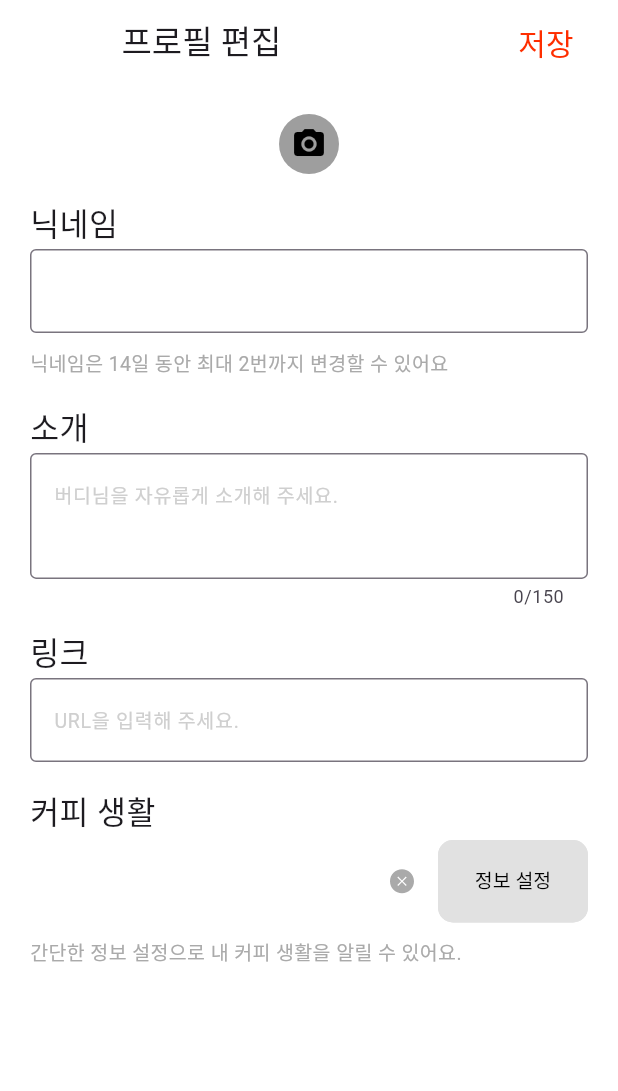
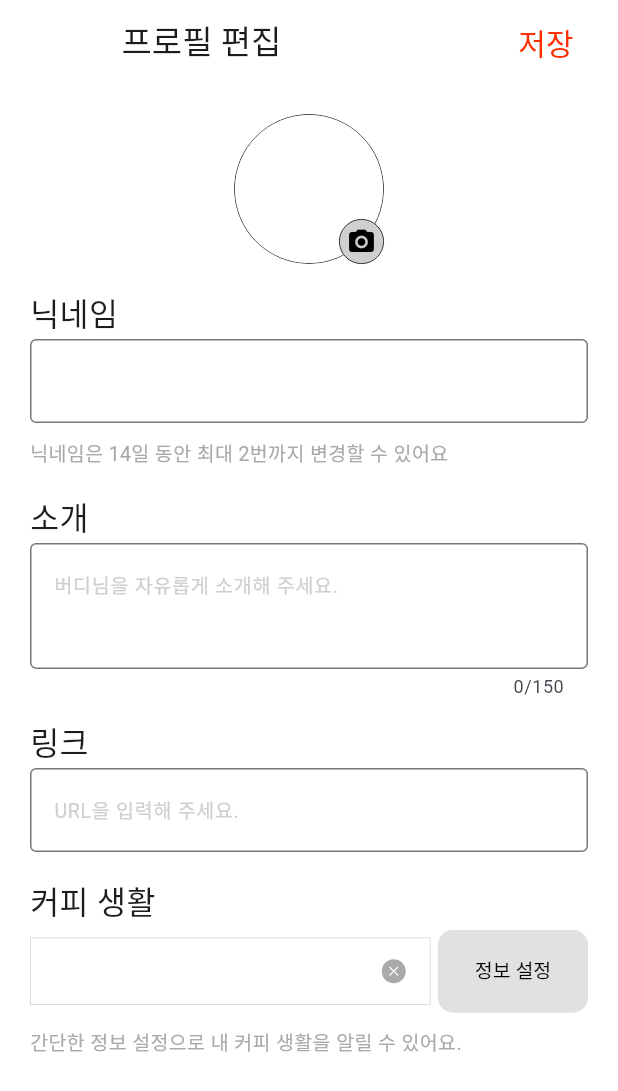
Before and after one commit to Team-BrewBuds/FE_REPO, a Flutter app: the ProfileEditScreen screen opened by its route, on a phone screen of 412 x 824 dp. Shown: the top 1091 px of the screen. Run offline on Flutter 3.47's test engine with Material 3 defaults, Android fonts, the phone set to English and light mode, and no system bars; our stand-ins replace carousel_slider, dio, firebase_core, flutter_dotenv, flutter_native_splash, flutter_secure_storage and 10 more; missing offline and left inert: debounce_throttle, flutter_naver_login, kakao_flutter_sdk, kakao_flutter_sdk_user; accounts and stored records are empty; generated files the repository leaves out were written again; Roboto replaces fonts that are missing (Pretendard); project files that could hold a hidden picture were left out.

Commit message:
profile edit ui 수정

```diff
--- a/lib/profile/presenter/edit_presenter.dart
+++ b/lib/profile/presenter/edit_presenter.dart
@@ -51,5 +51,11 @@ final class ProfileEditPresenter extends ChangeNotifier {
     _repository.fetchProfile();
   }
 
+  void editProfile(){
+    Map<String,dynamic> map = {};
+    // Profile _pro = Profile(nickname: nickname)
+     _repository.fetchUpdateProfile(map);
+  }
+
 
 }
--- a/lib/profile/views/edit_view.dart
+++ b/lib/profile/views/edit_view.dart
@@ -17,7 +17,6 @@ import 'package:image_picker/image_picker.dart';
 import 'package:provider/provider.dart';
 import '../../common/text_styles.dart';
 
-
 class ProfileEditScreen extends StatefulWidget {
   const ProfileEditScreen({super.key});
 
@@ -26,7 +25,6 @@ class ProfileEditScreen extends StatefulWidget {
 }
 
 class _ProfileEditScreenState extends State<ProfileEditScreen> {
-
   final ProfileRepository _repository = ProfileRepository();
   late TextEditingController _nickNameTextController = TextEditingController();
   final TextEditingController _infoTextController = TextEditingController();
@@ -36,8 +34,6 @@ class _ProfileEditScreenState extends State<ProfileEditScreen> {
   // 프로필 이미지 변경
   final ImagePicker _picker = ImagePicker();
   File? _profileFile;
-
-
 
 // 프로필 이미지 선택
   Future<void> _pickImage() async {
@@ -51,28 +47,20 @@ class _ProfileEditScreenState extends State<ProfileEditScreen> {
     }
   }
 
-
 // 프로필 정보 가져오기
-  Future<void> getProfile() async{
+  Future<void> getProfile() async {
     Profile profile = await _repository.fetchProfile();
 
     setState(() {
       _nickNameTextController.text = profile.nickname;
     });
-
-
   }
-
-
 
   @override
   void initState() {
     super.initState();
     _nickNameTextController = TextEditingController();
     getProfile();
-
-
-
   }
 
   @override
@@ -86,7 +74,9 @@ class _ProfileEditScreenState extends State<ProfileEditScreen> {
         ),
         actions: [
           TextButton(
-              onPressed: () {},
+              onPressed: () {
+                // ProfileEditPresenter(repository: _repository).editProfile();
+              },
               child: Text(
                 '저장',
                 style: TextStyle(color: ColorStyles.red, fontSize: 20),
@@ -95,7 +85,8 @@ class _ProfileEditScreenState extends State<ProfileEditScreen> {
         ],
       ),
       body: Consumer<ProfileEditPresenter>(
-        builder: (BuildContext context, ProfileEditPresenter provider, Widget? child) {
+        builder: (BuildContext context, ProfileEditPresenter provider,
+            Widget? child) {
           return SingleChildScrollView(
             child: Container(
               child: Padding(
@@ -109,25 +100,29 @@ class _ProfileEditScreenState extends State<ProfileEditScreen> {
                         alignment: Alignment.bottomRight,
                         children: [
                           ClipRRect(
-                              borderRadius: BorderRadius.circular(50.0),
-                              child: _profileFile != null
-                                  ? Image.file(
-                                      _profileFile!,
-                                      width: 100.0,
-                                      height: 100.0,
-                                      fit: BoxFit.cover,
-                                    )
-                                  : const Text('') // child: Image.
+                            borderRadius: BorderRadius.circular(100.0),
+                            child: Container(
+                                width: 100,
+                                height: 100,
+                                decoration: BoxDecoration(
+                                  borderRadius: BorderRadius.circular(100.0),
+                                  border: Border.all(
+                                      width: 0.5, color: ColorStyles.black),
+                                ),
+                                child: Container()),
                           ),
                           GestureDetector(
                             onTap: _pickImage, // 카메라 클릭 시 이미지 선택
                             child: Container(
+                              width: 30, height: 30,
                               decoration: BoxDecoration(
-                                color: Colors.grey, // 아이콘 배경 색상
+                                  color: ColorStyles.gray40, // 아이콘 배경 색상
                                   shape: BoxShape.circle,
-                              ),
-                              padding: EdgeInsets.all(8.0), // 아이콘 여백
+                                  border: Border.all(
+                                      color: Colors.black, width: 0.5)),
+                              // padding: EdgeInsets.all(10.0), // 아이콘 여백
                               child: Icon(
+                                size: 20.0,
                                 Icons.camera_alt, // 카메라 아이콘
                                 color: Colors.black, // 아이콘 색상
                               ),
@@ -203,10 +198,20 @@ class _ProfileEditScreenState extends State<ProfileEditScreen> {
                       children: [
                         Expanded(
                           child: Container(
-                              height: 25.0,
+                              height: 45.0,
+                              decoration: BoxDecoration(
+                                  border: Border.all(
+                                      color: ColorStyles.gray40, width: 0.5)),
+                              child: Row(
+
+                                mainAxisAlignment:
+                                    MainAxisAlignment.spaceBetween,
+                                children: [
+                                  Expanded(
                                     child: ListView.builder(
                                         scrollDirection: Axis.horizontal,
                                         itemCount: provider.selectedChoices.length,
+                                        padding: EdgeInsets.all(8.0),
                                         itemBuilder: (context, index) {
                                           return Container(
                                             margin:
@@ -220,14 +225,18 @@ class _ProfileEditScreenState extends State<ProfileEditScreen> {
                                                   size: OvalButtonSize.medium,
                                                 )),
                                           );
-                                  })),
+                                        }),
                                   ),
-                        SizedBox(width: 5),
                                   SizedBox(
                                     child: IconButton(
                                         onPressed: provider.clearChoices,
-                              icon: SvgPicture.asset('assets/icons/x_round.svg')),
+                                        icon: SvgPicture.asset(
+                                            'assets/icons/x_round.svg')),
                                   ),
+                                ],
+                              )),
+                        ),
+                        SizedBox(width: 5),
 
                         // 정보 설정 버튼
                         SizedBox(
@@ -474,7 +483,7 @@ class _ProfileEditScreenState extends State<ProfileEditScreen> {
 
 class _TextFormFieldStyles {
   static InputDecoration getInputDecoration(
-      {EdgeInsets? padding, String? hintText , String ? labelText}) {
+      {EdgeInsets? padding, String? hintText, String? labelText}) {
     return InputDecoration(
       labelText: labelText,
       hintText: hintText,
```
Also changed, not shown: lib/model/profile.dart (+8 -1 lines). Lines whose indentation alone changed are shown as unchanged.
